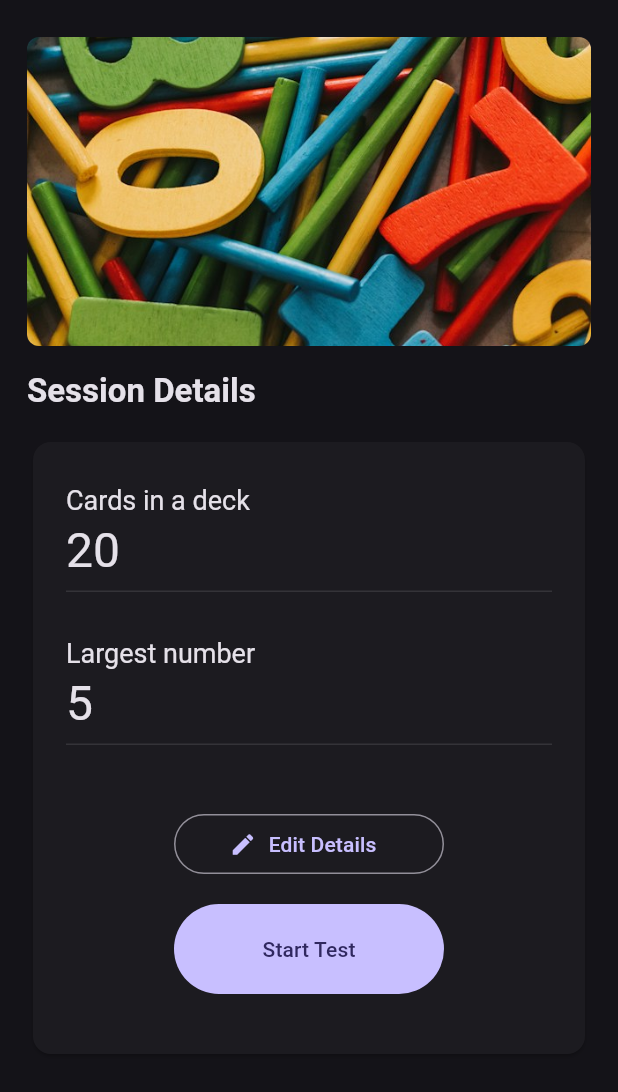
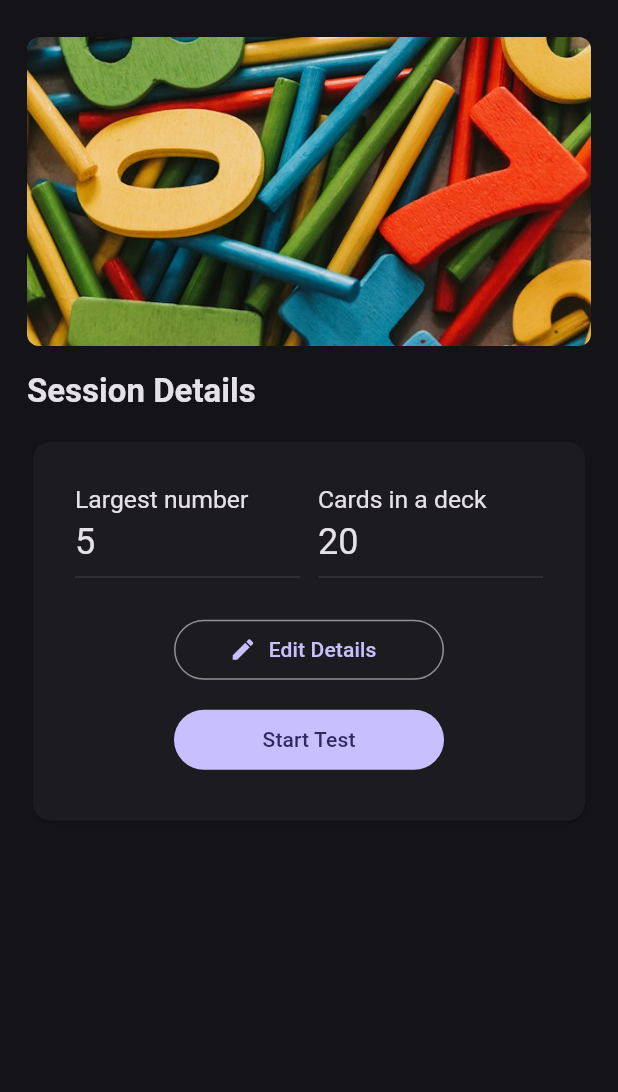
Before and after one commit to mcdona22/match-kids, a Flutter app: the FlashCardsScreen screen opened by its route, on a phone screen of 412 x 824 dp, the part 98-1190 px from its top. Run offline on Flutter 3.47's test engine with Material 3 defaults, Android fonts, the phone set to English and light mode, and no system bars; our stand-ins replace confetti, flutter_hooks, flutter_tts, freezed_annotation, go_router, hooks_riverpod and 3 more; missing offline and left inert: flutter_loggy; accounts and stored records are empty; generated files the repository leaves out were written again.

Commit message:
made the edit config better responsive

```diff
--- a/lib/features/simple-flash-cards/presentation/active_session_view.dart
+++ b/lib/features/simple-flash-cards/presentation/active_session_view.dart
@@ -1,3 +1,5 @@
+import 'dart:math';
+
 import 'package:flutter/material.dart';
 import 'package:flutter_hooks/flutter_hooks.dart';
 import 'package:hooks_riverpod/hooks_riverpod.dart';
@@ -63,7 +65,7 @@ class NumberDots extends HookConsumerWidget with UiLoggy {
           //     icon: const Icon(Icons.help_outline)),
           GridView.builder(
             shrinkWrap: true,
-            itemCount: highest,
+            itemCount: max(10, highest),
             physics: const NeverScrollableScrollPhysics(),
             itemBuilder: (context, index) => Container(
               decoration: BoxDecoration(
--- a/lib/features/simple-flash-cards/presentation/session_summary.dart
+++ b/lib/features/simple-flash-cards/presentation/session_summary.dart
@@ -23,21 +23,33 @@ class SessionSummary extends HookConsumerWidget with UiLoggy {
         useTextEditingController(text: '${state.cardCount}');
     final maxNumberController =
         useTextEditingController(text: '${state.highestInt}');
-
+    const textControlWidth = 150.0;
     return Column(
-      spacing: UiDimensions.largeGap,
+      spacing: UiDimensions.md,
       children: [
-        TextEditWidget(
-            label: 'Cards in a deck',
-            controller: countController,
-            enabled: editMode.value),
-        TextEditWidget(
-            label: 'Largest number',
-            controller: maxNumberController,
-            enabled: editMode.value),
+        Row(
+          mainAxisAlignment: MainAxisAlignment.spaceAround,
+          children: [
+            SizedBox(
+              width: textControlWidth,
+              child: TextEditWidget(
+                  label: 'Largest number',
+                  controller: maxNumberController,
+                  enabled: editMode.value),
+            ),
+            SizedBox(
+              width: textControlWidth,
+              child: TextEditWidget(
+                label: 'Cards in a deck',
+                controller: countController,
+                enabled: editMode.value,
+              ),
+            ),
+          ],
+        ),
         Padding(
           padding: const EdgeInsets.symmetric(
-              vertical: UiDimensions.xl, horizontal: UiDimensions.xlGap * 2),
+              vertical: UiDimensions.md, horizontal: UiDimensions.xlGap * 2),
           child: Column(
             spacing: UiDimensions.blockGap,
             crossAxisAlignment: CrossAxisAlignment.stretch,
@@ -54,7 +66,7 @@ class SessionSummary extends HookConsumerWidget with UiLoggy {
                 label: Text(editMode.value ? 'Save Details' : 'Edit Details'),
               ),
               SizedBox(
-                height: 60.0,
+                height: 40.0,
                 child: FilledButton.icon(
                   onPressed: ref
                       .read(flashScreenControllerProvider.notifier)
@@ -96,15 +108,15 @@ class TextEditWidget extends StatelessWidget {
   Widget build(BuildContext context) {
     final textTheme = Theme.of(context).textTheme;
     return TextField(
-      style: textTheme.headlineLarge,
+      style: textTheme.headlineSmall,
       controller: controller,
       keyboardType: TextInputType.number,
       inputFormatters: [
         FilteringTextInputFormatter.digitsOnly,
       ],
       enabled: enabled,
-      decoration: InputDecoration(
-          labelText: label, labelStyle: textTheme.headlineSmall),
+      decoration:
+          InputDecoration(labelText: label, labelStyle: textTheme.titleLarge),
     );
   }
 }
```
